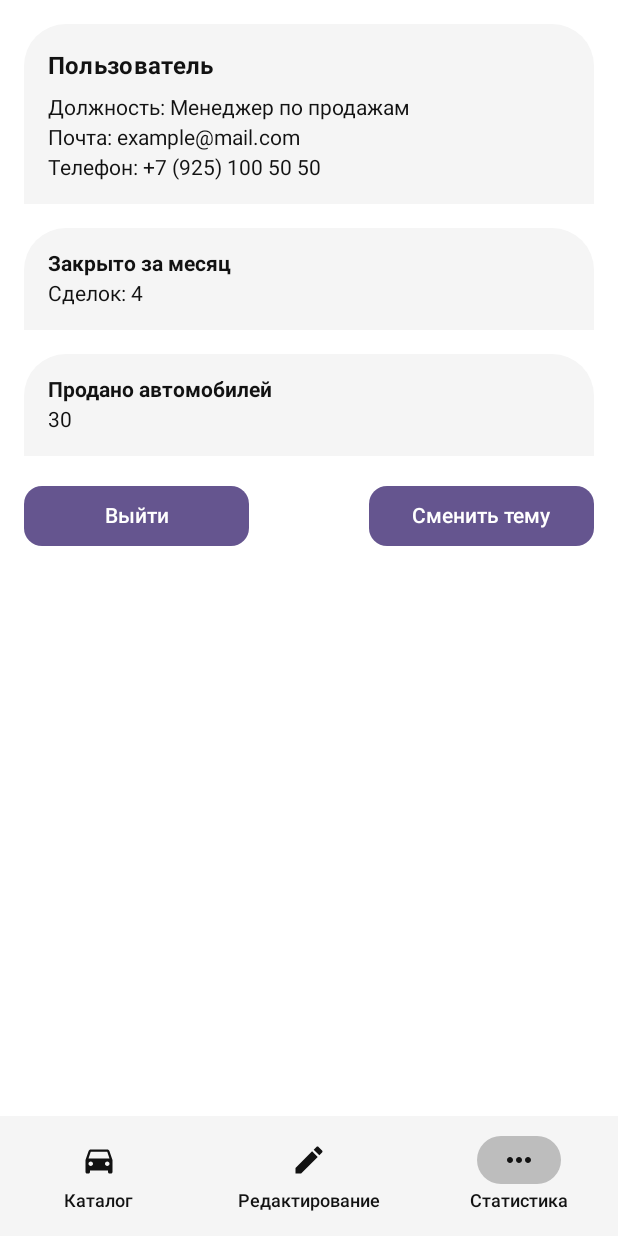
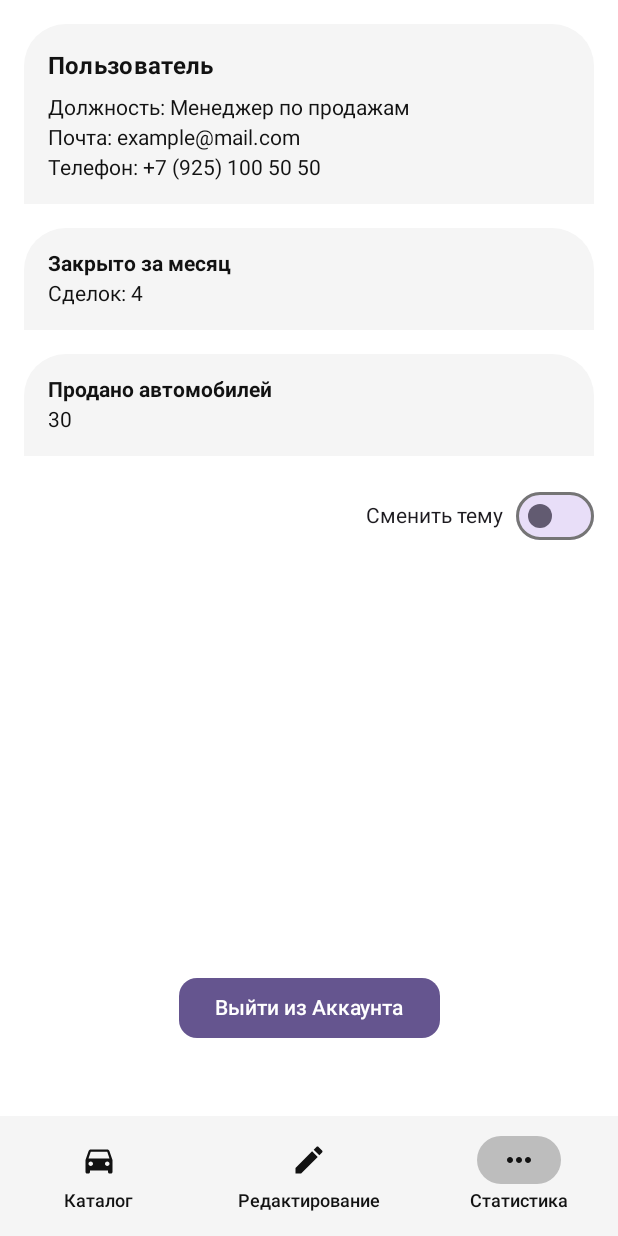
Before and after one commit to Kolpriks/cursach_3k2s, an Android app built with Jetpack Compose: the StatisticsScreen screen opened through its navigation route, on a phone screen of 412 x 824 dp. Run offline under Robolectric (Android 15) with nearby library versions, the phone set to English and light mode, and no system bars; our stand-ins replace accompanist, constraintlayout-compose.

Commit message:
Кнопки в разделах "дополнительно"

```diff
--- a/app/src/main/java/com/example/koursework/ui/screens/manager/ListScreen.kt
+++ b/app/src/main/java/com/example/koursework/ui/screens/manager/ListScreen.kt
@@ -31,6 +31,7 @@ import androidx.compose.runtime.Composable
 import androidx.compose.runtime.getValue
 import androidx.compose.runtime.mutableStateOf
 import androidx.compose.runtime.remember
+import androidx.compose.runtime.saveable.rememberSaveable
 import androidx.compose.runtime.setValue
 import androidx.compose.ui.Alignment
 import androidx.compose.ui.Modifier
@@ -48,13 +49,13 @@ fun ListScreen(viewModel: CarViewModel = CarViewModel()) {
     val cars = viewModel.cars
 
     // Стейт для поискового запроса
-    var searchQuery by remember { mutableStateOf("") }
+    var searchQuery by rememberSaveable { mutableStateOf("") }
 
     // Управление открытием/закрытием BottomSheet
-    var isSheetOpen by remember { mutableStateOf(false) }
+    var isSheetOpen by rememberSaveable { mutableStateOf(false) }
 
     // Поле для ввода email
-    var email by remember { mutableStateOf("") }
+    var email by rememberSaveable { mutableStateOf("") }
 
     Scaffold(
         topBar = {
--- a/app/src/main/java/com/example/koursework/ui/screens/manager/StatisticsScreen.kt
+++ b/app/src/main/java/com/example/koursework/ui/screens/manager/StatisticsScreen.kt
@@ -4,29 +4,14 @@ import android.app.Activity
 import android.content.Intent
 import androidx.compose.foundation.Image
 import androidx.compose.foundation.background
-import androidx.compose.foundation.layout.Box
-import androidx.compose.foundation.layout.fillMaxSize
-import androidx.compose.foundation.layout.fillMaxWidth
-import androidx.compose.foundation.layout.padding
-import androidx.compose.foundation.layout.size
-import androidx.compose.foundation.layout.width
-import androidx.compose.foundation.layout.wrapContentHeight
-import androidx.compose.material3.Button
-import androidx.compose.material3.ButtonColors
-import androidx.compose.material3.ButtonDefaults
-import androidx.compose.material3.Card
-import androidx.compose.material3.CardDefaults
-import androidx.compose.material3.MaterialTheme
-import androidx.compose.material3.Text
-import androidx.compose.runtime.Composable
+import androidx.compose.foundation.layout.*
+import androidx.compose.material3.*
+import androidx.compose.runtime.*
 import androidx.compose.ui.Alignment
 import androidx.compose.ui.Modifier
-import androidx.compose.ui.graphics.Color
-import androidx.compose.ui.layout.ContentScale
 import androidx.compose.ui.platform.LocalContext
 import androidx.compose.ui.res.painterResource
 import androidx.compose.ui.text.font.FontWeight
-import androidx.compose.ui.text.style.TextOverflow
 import androidx.compose.ui.tooling.preview.Preview
 import androidx.compose.ui.unit.dp
 import androidx.constraintlayout.compose.ConstraintLayout
@@ -35,19 +20,17 @@ import com.example.koursework.R
 import com.example.koursework.ui.outbox.AppState
 import com.example.koursework.ui.theme.MyAppTheme
 
-
 @Composable
 fun StatisticsScreen() {
     val context = LocalContext.current
+    var isDarkTheme by remember { mutableStateOf(false) }
 
-    // Корневой ConstraintLayout
     ConstraintLayout(
         modifier = Modifier
             .fillMaxSize()
             .background(MaterialTheme.colorScheme.background)
             .padding(16.dp)
     ) {
-        // Создаём ссылки для элементов верхнего уровня
         val (
             userInfoCardRef,
             closedDealsCardRef,
@@ -56,12 +39,8 @@ fun StatisticsScreen() {
             changeThemeButtonRef
         ) = createRefs()
 
-        // -------------------------
-        // 1. Карточка с данными пользователя
-        // -------------------------
         Card(
-            modifier = Modifier
-                .constrainAs(userInfoCardRef) {
+            modifier = Modifier.constrainAs(userInfoCardRef) {
                 top.linkTo(parent.top)
                 start.linkTo(parent.start)
                 end.linkTo(parent.end)
@@ -71,20 +50,12 @@ fun StatisticsScreen() {
                 containerColor = MaterialTheme.colorScheme.surface
             )
         ) {
-            // Внутри карточки — свой ConstraintLayout
             ConstraintLayout(
                 modifier = Modifier
                     .fillMaxWidth()
                     .padding(16.dp)
             ) {
-                // Ссылки для текстовых полей внутри карточки
-                val (
-                    userTitleRef,
-                    positionRef,
-                    emailRef,
-                    phoneRef
-                ) = createRefs()
-
+                val (userTitleRef, positionRef, emailRef, phoneRef) = createRefs()
                 Text(
                     text = "Пользователь",
                     style = MaterialTheme.typography.titleMedium,
@@ -95,7 +66,6 @@ fun StatisticsScreen() {
                         start.linkTo(parent.start)
                     }
                 )
-
                 Text(
                     text = "Должность: Менеджер по продажам",
                     style = MaterialTheme.typography.bodyMedium,
@@ -105,7 +75,6 @@ fun StatisticsScreen() {
                         start.linkTo(parent.start)
                     }
                 )
-
                 Text(
                     text = "Почта: example@mail.com",
                     style = MaterialTheme.typography.bodyMedium,
@@ -115,7 +84,6 @@ fun StatisticsScreen() {
                         start.linkTo(parent.start)
                     }
                 )
-
                 Text(
                     text = "Телефон: +7 (925) 100 50 50",
                     style = MaterialTheme.typography.bodyMedium,
@@ -128,12 +96,8 @@ fun StatisticsScreen() {
             }
         }
 
-        // -------------------------
-        // 2. Карточка "Закрыто за месяц"
-        // -------------------------
         Card(
-            modifier = Modifier
-                .constrainAs(closedDealsCardRef) {
+            modifier = Modifier.constrainAs(closedDealsCardRef) {
                 top.linkTo(userInfoCardRef.bottom, margin = 16.dp)
                 start.linkTo(parent.start)
                 end.linkTo(parent.end)
@@ -149,7 +113,6 @@ fun StatisticsScreen() {
                     .padding(16.dp)
             ) {
                 val (titleRef, dealsCountRef) = createRefs()
-
                 Text(
                     text = "Закрыто за месяц",
                     style = MaterialTheme.typography.bodyLarge,
@@ -172,12 +135,8 @@ fun StatisticsScreen() {
             }
         }
 
-        // -------------------------
-        // 3. Карточка "Продано автомобилей"
-        // -------------------------
         Card(
-            modifier = Modifier
-                .constrainAs(soldCarsCardRef) {
+            modifier = Modifier.constrainAs(soldCarsCardRef) {
                 top.linkTo(closedDealsCardRef.bottom, margin = 16.dp)
                 start.linkTo(parent.start)
                 end.linkTo(parent.end)
@@ -193,7 +152,6 @@ fun StatisticsScreen() {
                     .padding(16.dp)
             ) {
                 val (titleRef, soldCountRef) = createRefs()
-
                 Text(
                     text = "Продано автомобилей",
                     style = MaterialTheme.typography.bodyLarge,
@@ -216,6 +174,34 @@ fun StatisticsScreen() {
             }
         }
 
+        Row(
+            modifier = Modifier.constrainAs(changeThemeButtonRef) {
+                top.linkTo(soldCarsCardRef.bottom, margin = 16.dp)
+                end.linkTo(parent.end)
+            },
+            verticalAlignment = Alignment.CenterVertically
+        ) {
+            Text(
+                text = "Сменить тему",
+                style = MaterialTheme.typography.bodyMedium,
+                color = MaterialTheme.colorScheme.onBackground,
+                modifier = Modifier.padding(end = 8.dp)
+            )
+            Switch(
+                checked = isDarkTheme,
+                onCheckedChange = {
+                    isDarkTheme = it
+                    AppState.switchTheme()
+                    (context as? Activity)?.recreate()
+                },
+                colors = SwitchDefaults.colors(
+                    checkedThumbColor = MaterialTheme.colorScheme.primary,
+                    uncheckedThumbColor = MaterialTheme.colorScheme.secondary,
+                    checkedTrackColor = MaterialTheme.colorScheme.primaryContainer,
+                    uncheckedTrackColor = MaterialTheme.colorScheme.secondaryContainer
+                )
+            )
+        }
         Button(
             onClick = {
                 AppState.logOut()
@@ -229,43 +215,13 @@ fun StatisticsScreen() {
                 containerColor = MaterialTheme.colorScheme.primary,
                 contentColor = MaterialTheme.colorScheme.onPrimary
             ),
-            modifier = Modifier
-                .width(150.dp)
-                .constrainAs(signOutButtonRef) {
-                    top.linkTo(soldCarsCardRef.bottom, margin = 16.dp)
+            modifier = Modifier.constrainAs(signOutButtonRef) {
+                top.linkTo(changeThemeButtonRef.bottom, margin = 280.dp)
                 start.linkTo(parent.start)
-                }
-        ) {
-            Text(text = "Выйти")
-        }
-
-        Button(
-            onClick = {
-                (context as? Activity)?.recreate()
-                AppState.switchTheme()
-            },
-            shape = MaterialTheme.shapes.small,
-            colors = ButtonDefaults.buttonColors(
-                containerColor = MaterialTheme.colorScheme.primary,
-                contentColor = MaterialTheme.colorScheme.onPrimary
-            ),
-            modifier = Modifier
-                .width(150.dp)
-                .constrainAs(changeThemeButtonRef) {
-                    top.linkTo(soldCarsCardRef.bottom, margin = 16.dp)
                 end.linkTo(parent.end)
             }
         ) {
-            Text(text = "Сменить тему")
+            Text(text = "Выйти из Аккаунта")
         }
     }
 }
-
-
-@Preview(showBackground = true, name = "Login Screen Preview")
-@Composable
-fun AdditionalPreview() {
-    MyAppTheme {
-        StatisticsScreen()
-    }
-}
```
Also changed, not shown: 1 other file. Lines whose indentation alone changed are shown as unchanged.
